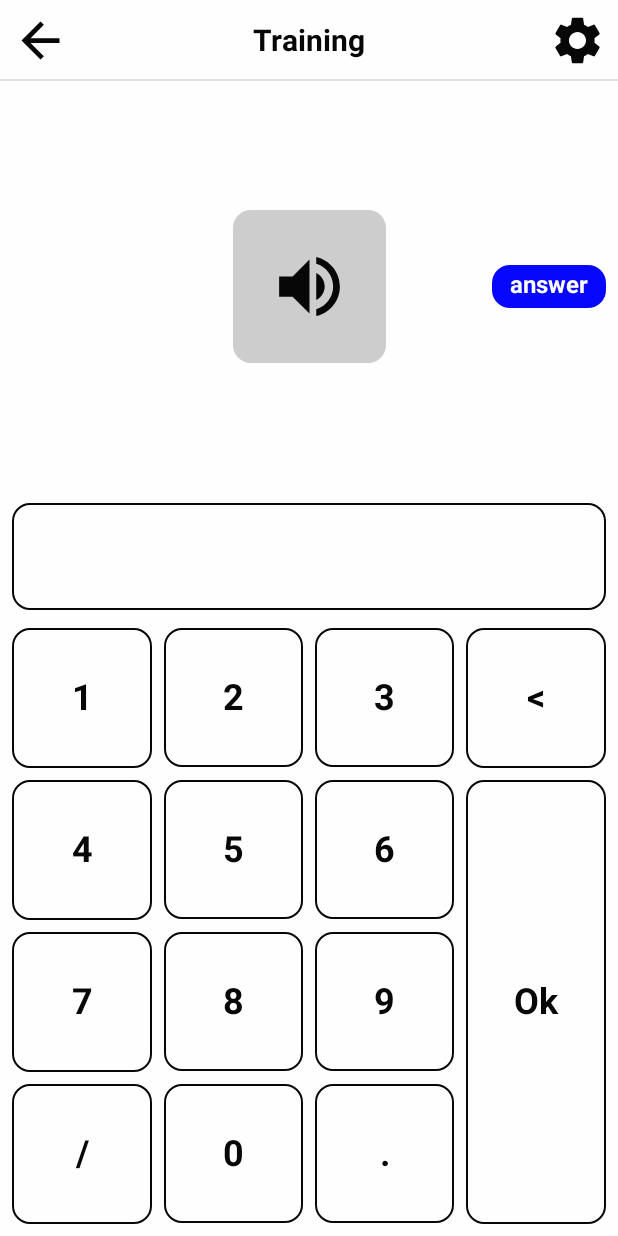
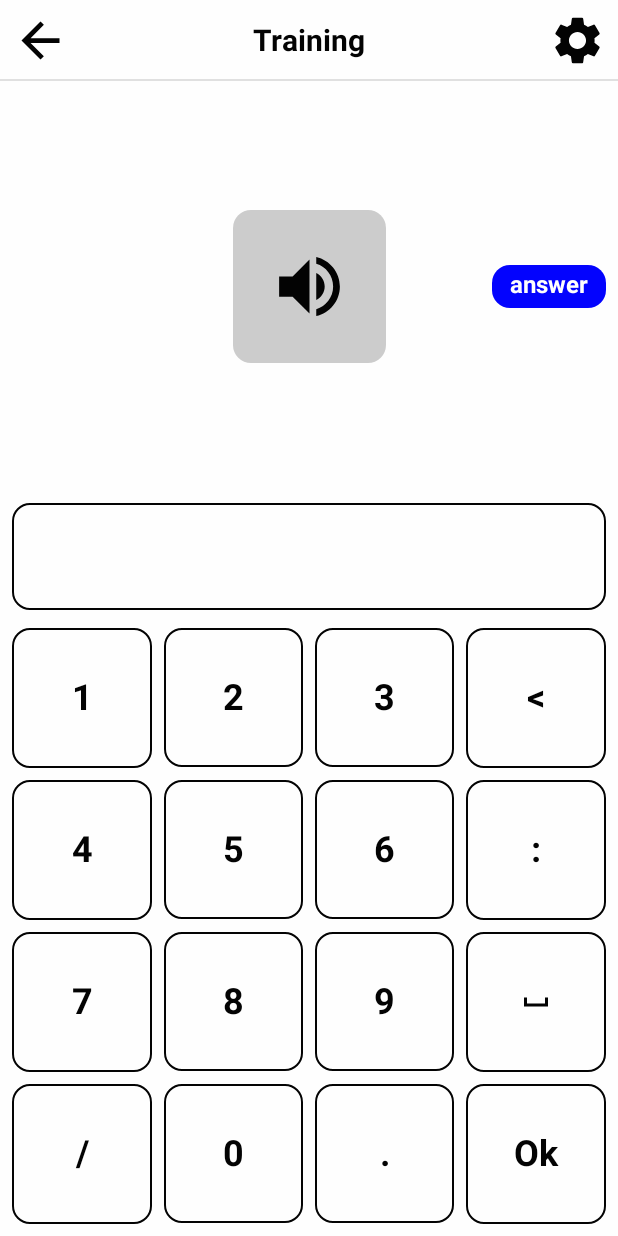
Before and after one commit to agaDeonix/number_listenup, an Android app built with Jetpack Compose: the TrainingScreen screen opened through its navigation route, after a tap on "answer", on a phone screen of 412 x 824 dp. Run offline under Robolectric (Android 15) with nearby library versions, the phone set to English and light mode, and no system bars; libraries missing offline, so code that uses them is left out: net.gotev.speech; 2 statements that could not run were skipped.

Commit message:
reworked speaking text generationg; added time number variant; remove challenge and leaderboard buttons;

```diff
--- a/app/src/main/java/com/pinkunicorp/voicenumbers/data/model/NumberVariantState.kt
+++ b/app/src/main/java/com/pinkunicorp/voicenumbers/data/model/NumberVariantState.kt
@@ -7,5 +7,5 @@ enum class NumberType {
     ORDINAL,
     RATIONAL,
     FRACTION,
-    DATE
+    TIME
 }
--- a/app/src/main/java/com/pinkunicorp/voicenumbers/ui/elements/NumbersKeyboard.kt
+++ b/app/src/main/java/com/pinkunicorp/voicenumbers/ui/elements/NumbersKeyboard.kt
@@ -1,5 +1,7 @@
 package com.pinkunicorp.voicenumbers.ui.elements
 
+import androidx.annotation.DrawableRes
+import androidx.compose.foundation.Image
 import androidx.compose.foundation.background
 import androidx.compose.foundation.border
 import androidx.compose.foundation.clickable
@@ -10,11 +12,14 @@ import androidx.compose.runtime.Composable
 import androidx.compose.ui.Alignment
 import androidx.compose.ui.Modifier
 import androidx.compose.ui.graphics.Color
+import androidx.compose.ui.graphics.vector.ImageVector
+import androidx.compose.ui.res.vectorResource
 import androidx.compose.ui.text.TextStyle
 import androidx.compose.ui.text.font.FontWeight
 import androidx.compose.ui.tooling.preview.Preview
 import androidx.compose.ui.unit.dp
 import androidx.compose.ui.unit.sp
+import com.pinkunicorp.voicenumbers.R
 
 sealed class Key {
     data class Number(val value: Int) : Key()
@@ -22,6 +27,8 @@ sealed class Key {
     object Slash : Key()
     object Done : Key()
     object Dot : Key()
+    object Colon : Key()
+    object Space : Key()
 }
 
 @Composable
@@ -94,6 +101,20 @@ fun NumbersKeyboard(modifier: Modifier = Modifier, onNumberClick: (Key) -> Unit)
             )
             NumbersKeyboardTextButton(
                 modifier = Modifier
+                    .aspectRatio(1f)
+                    .padding(4.dp),
+                text = ":",
+                onClick = { onNumberClick(Key.Colon) }
+            )
+            NumbersKeyboardImageButton(
+                modifier = Modifier
+                    .aspectRatio(1f)
+                    .padding(4.dp),
+                imageId = R.drawable.ic_empty_space,
+                onClick = { onNumberClick(Key.Space) }
+            )
+            NumbersKeyboardTextButton(
+                modifier = Modifier
                     .weight(1f)
                     .fillMaxWidth()
                     .padding(4.dp),
@@ -123,6 +144,21 @@ fun NumbersKeyboardTextButton(modifier: Modifier = Modifier, text: String, onCli
     }
 }
 
+@Composable
+fun NumbersKeyboardImageButton(modifier: Modifier = Modifier, @DrawableRes imageId: Int, onClick: () -> Unit) {
+    Box(
+        modifier = modifier
+            .clickable { onClick() }
+            .border(width = 1.dp, color = Color.Black, shape = RoundedCornerShape(12.dp)),
+        contentAlignment = Alignment.Center
+    ) {
+        Image(
+            imageVector = ImageVector.vectorResource(id = imageId),
+            contentDescription = ""
+        )
+    }
+}
+
 @Preview
 @Composable
 fun NumbersKeyboardsPreview() {
--- a/app/src/main/java/com/pinkunicorp/voicenumbers/ui/screens/home/Home.kt
+++ b/app/src/main/java/com/pinkunicorp/voicenumbers/ui/screens/home/Home.kt
@@ -91,50 +91,17 @@ fun HomeContent(state: HomeState, onTrainingNavigation: () -> Unit) {
             Button(
                 modifier = Modifier
                     .fillMaxWidth(),
-                onClick = { /*TODO*/ },
-                enabled = false
+                onClick = { onTrainingNavigation() }
             ) {
                 Text(
                     modifier = Modifier.padding(horizontal = 20.dp),
-                    text = stringResource(id = R.string.home_challenge),
+                    text = stringResource(id = R.string.home_start),
                     style = TextStyle(
                         fontSize = 20.sp,
                         fontWeight = FontWeight.Medium
                     )
                 )
             }
-            Spacer(modifier = Modifier.height(20.dp))
-            Button(
-                modifier = Modifier
-                    .fillMaxWidth(),
-                onClick = { onTrainingNavigation() }
-            ) {
-                Text(
-                    modifier = Modifier.padding(horizontal = 20.dp),
-                    text = stringResource(id = R.string.home_training),
-                    style = TextStyle(
-                        fontSize = 20.sp,
-                        fontWeight = FontWeight.Medium
-                    )
-                )
-            }
-            Spacer(modifier = Modifier.height(20.dp))
-            Button(
-                modifier = Modifier
-                    .fillMaxWidth(),
-                onClick = { /*TODO*/ },
-                enabled = false
-            ) {
-                Text(
-                    modifier = Modifier.padding(horizontal = 20.dp),
-                    text = stringResource(id = R.string.home_leaderboard),
-                    style = TextStyle(
-                        fontSize = 20.sp,
-                        fontWeight = FontWeight.Medium
-                    )
-                )
-            }
-            Spacer(modifier = Modifier.height(100.dp))
 
         }
     }
--- a/app/src/main/java/com/pinkunicorp/voicenumbers/ui/screens/settings/Settings.kt
+++ b/app/src/main/java/com/pinkunicorp/voicenumbers/ui/screens/settings/Settings.kt
@@ -138,7 +138,7 @@ private fun getNumberVariantNameId(type: NumberType): Int {
         NumberType.ORDINAL -> R.string.settings_number_ordinal_title
         NumberType.RATIONAL -> R.string.settings_number_rational_title
         NumberType.FRACTION -> R.string.settings_number_fraction_title
-        NumberType.DATE -> R.string.settings_number_date_title
+        NumberType.TIME -> R.string.settings_number_time_title
     }
 }
 
@@ -148,7 +148,7 @@ private fun getNumberVariantDescId(type: NumberType): Int {
         NumberType.ORDINAL -> R.string.settings_number_ordinal_desc
         NumberType.RATIONAL -> R.string.settings_number_rational_desc
         NumberType.FRACTION -> R.string.settings_number_fraction_desc
-        NumberType.DATE -> R.string.settings_number_date_desc
+        NumberType.TIME -> R.string.settings_number_time_desc
     }
 }
 
--- a/app/src/main/java/com/pinkunicorp/voicenumbers/ui/screens/training/TrainingViewModel.kt
+++ b/app/src/main/java/com/pinkunicorp/voicenumbers/ui/screens/training/TrainingViewModel.kt
@@ -7,7 +7,8 @@ import com.pinkunicorp.voicenumbers.data.model.NumberType
 import com.pinkunicorp.voicenumbers.data.model.NumberVariantState
 import com.pinkunicorp.voicenumbers.data.repository.SettingsRepository
 import com.pinkunicorp.voicenumbers.extentions.toOrdinalNumberString
-import com.pinkunicorp.voicenumbers.extentions.toRationalString
+import com.pinkunicorp.voicenumbers.extentions.toRationalAndString
+import com.pinkunicorp.voicenumbers.extentions.toRationalPointString
 import com.pinkunicorp.voicenumbers.extentions.toWholeNumberString
 import com.pinkunicorp.voicenumbers.ui.elements.Key
 import kotlinx.coroutines.delay
@@ -37,33 +38,88 @@ sealed class TrainingFieldState {
 
 class TrainingViewModel(private val settingsRepository: SettingsRepository) : ViewModel() {
 
-    sealed class TrainingNumber(val type: NumberType) {
-        data class WholeNumber(val number: Long) : TrainingNumber(NumberType.WHOLE) {
+    sealed class TrainingNumber {
+        data class WholeNumber(val number: Long) : TrainingNumber() {
             override fun getTrainingValue() = number.toWholeNumberString()
             override fun getCorrectValue() = number.toString()
         }
 
-        data class OrdinalNumber(val number: Long) : TrainingNumber(NumberType.ORDINAL) {
+        data class OrdinalNumber(val number: Long) : TrainingNumber() {
             override fun getTrainingValue() = number.toOrdinalNumberString()
             override fun getCorrectValue() = number.toString()
         }
 
-        data class RationalNumber(val number: Float) : TrainingNumber(NumberType.RATIONAL) {
-            override fun getTrainingValue() = number.toRationalString()
+        data class RationalNumber(val number: Float) : TrainingNumber() {
+            override fun getTrainingValue() = when ((0..1).random()) {
+                0 -> number.toRationalAndString()
+                else -> number.toRationalPointString()
+            }
+
             override fun getCorrectValue() = number.toString()
         }
 
-        data class FractionNumber(val numerator: Long, val denominator: Long) :
-            TrainingNumber(NumberType.FRACTION) {
-            override fun getTrainingValue() =
-                numerator.toWholeNumberString() + " " + denominator.toOrdinalNumberString()
+        data class FractionNumber(val whole: Long, val numerator: Long, val denominator: Long) :
+            TrainingNumber() {
+            override fun getTrainingValue(): String {
+                var result = ""
+                if (whole > 0L) {
+                    result = whole.toWholeNumberString() + " and "
+                }
+                if (numerator == 1L) {
+                    result += when (denominator) {
+                        2L -> "a half"
+                        4L -> "a quarter"
+                        else -> "a " + denominator.toOrdinalNumberString()
+                    }
+                } else {
+                    result += numerator.toWholeNumberString() + " " + denominator.toOrdinalNumberString()
+                }
+                return result
+            }
 
-            override fun getCorrectValue() = "$numerator/$denominator"
+            override fun getCorrectValue() = "$whole $numerator/$denominator"
         }
 
-        data class DateNumber(val date: Long) : TrainingNumber(NumberType.DATE) {
-            override fun getTrainingValue() = date.toString()//FIXME need rework
-            override fun getCorrectValue() = date.toString()
+        data class TimeNumber(val hour: Long, val minute: Long) : TrainingNumber() {
+            override fun getTrainingValue() = getTimeTrainingValue(hour, minute)
+
+            private fun getTimeTrainingValue(hour: Long, minute: Long): String {
+                if (minute == 0L) {
+                    return hour.toWholeNumberString() + " hundred" + " hours"
+                } else {
+                    if (minute < 30) {
+                        if (minute == 15L) {
+                            return "quarter past " + hour.toWholeNumberString()
+                        } else {
+                            if (minute == 1L) {
+                                return "one minute past " + hour.toWholeNumberString()
+                            } else if (minute <= 5L) {
+                                return minute.toWholeNumberString() + " minutes past " + hour.toWholeNumberString()
+                            }
+                            return minute.toWholeNumberString() + " past " + hour.toWholeNumberString()
+                        }
+                    } else if (minute > 30L) {
+                        if (minute == 45L) {
+                            return "quarter to " + (hour + 1).toWholeNumberString()
+                        } else {
+                            if (minute == 59L) {
+                                return "one minute to " + (hour + 1).toWholeNumberString()
+                            } else if (minute >= 55L) {
+                                return (60 - minute).toWholeNumberString() + " minutes to " + (hour + 1).toWholeNumberString()
+                            }
+                            return (60 - minute).toWholeNumberString() + " to " + (hour + 1).toWholeNumberString()
+                        }
+                    } else {
+                        return "half past " + hour.toWholeNumberString()
+                    }
+                }
+            }
+
+            override fun getCorrectValue(): String {
+                val hourString = if (hour < 10) "0$hour" else hour.toString()
+                val minuteString = if (minute < 10) "0$minute" else minute.toString()
+                return "$hourString:$minuteString"
+            }
         }
 
         abstract fun getTrainingValue(): String
@@ -121,10 +177,11 @@ class TrainingViewModel(private val settingsRepository: SettingsRepository) : Vi
             NumberType.ORDINAL -> TrainingNumber.OrdinalNumber(generateLong())
             NumberType.RATIONAL -> TrainingNumber.RationalNumber(generateFloat())
             NumberType.FRACTION -> TrainingNumber.FractionNumber(
+                (0L..999L).random(),
                 (1L..999L).random(),
                 (1L..999L).random()
             )
-            NumberType.DATE -> TrainingNumber.DateNumber((1L..9999L).random())
+            NumberType.TIME -> TrainingNumber.TimeNumber((0L..23L).random(), (0L..59L).random())
         }
 
     }
@@ -222,7 +279,9 @@ class TrainingViewModel(private val settingsRepository: SettingsRepository) : Vi
                     it.copy(
                         currentNumber = "",
                         fieldState = TrainingFieldState.Normal,
-                        events = it.events + TrainingEvent.PlayNumber(targetNumber?.getTrainingValue() ?: "")
+                        events = it.events + TrainingEvent.PlayNumber(
+                            targetNumber?.getTrainingValue() ?: ""
+                        )
                     )
                 }
             }
@@ -242,7 +301,9 @@ class TrainingViewModel(private val settingsRepository: SettingsRepository) : Vi
                 it.copy(
                     currentNumber = "",
                     fieldState = TrainingFieldState.Normal,
-                    events = it.events + TrainingEvent.PlayNumber(targetNumber?.getTrainingValue() ?: "")
+                    events = it.events + TrainingEvent.PlayNumber(
+                        targetNumber?.getTrainingValue() ?: ""
+                    )
                 )
             }
         }
--- /dev/null
+++ b/app/src/main/res/drawable/ic_empty_space.xml
@@ -0,0 +1,5 @@
+<vector android:height="24dp" android:tint="#000000"
+    android:viewportHeight="24" android:viewportWidth="24"
+    android:width="24dp" xmlns:android="http://schemas.android.com/apk/res/android">
+    <path android:fillColor="@android:color/white" android:pathData="M18,9v4H6V9H4v6h16V9z"/>
+</vector>
--- a/app/src/main/res/values/strings.xml
+++ b/app/src/main/res/values/strings.xml
@@ -3,9 +3,7 @@
 
     <string name="home_app_name">Numbers Lintening App</string>
     <string name="home_best_score_title">Best Score</string>
-    <string name="home_challenge">Challenge</string>
-    <string name="home_training">Training</string>
-    <string name="home_leaderboard">Leaderboard</string>
+    <string name="home_start">Start</string>
 
     <string name="score_best_score_title">Best score</string>
     <string name="score_current_score_title">Score</string>
@@ -26,8 +24,8 @@
     <string name="settings_number_rational_desc">numerals from 0 to 99 with before four digits after point.</string>
     <string name="settings_number_fraction_title">Fraction numerals</string>
     <string name="settings_number_fraction_desc">numerals from 1 to 999 in numerator and denominator.</string>
-    <string name="settings_number_date_title">Dates</string>
-    <string name="settings_number_date_desc">several types of dates like dates with BC and AD, and common dates like 2000, 1825 etc.</string>
+    <string name="settings_number_time_title">Time</string>
+    <string name="settings_number_time_desc">several variants of time.</string>
     <string name="settings_error_none_selected_types">"None selected types for training "</string>
     <string name="training_answer">answer</string>
 </resources>
--- a/build.gradle
+++ b/build.gradle
@@ -16,7 +16,7 @@ buildscript {
 }
 
 plugins {
-    id 'com.android.application' version '7.3.1' apply false
-    id 'com.android.library' version '7.3.1' apply false
+    id 'com.android.application' version '7.4.0' apply false
+    id 'com.android.library' version '7.4.0' apply false
     id 'org.jetbrains.kotlin.android' version '1.6.10' apply false
 }
```
Also changed, not shown: app/src/main/java/com/pinkunicorp/voicenumbers/extentions/FLoat.kt (+13 -2 lines), app/src/main/java/com/pinkunicorp/voicenumbers/extentions/Long.kt (+98 -194 lines), gradle/wrapper/gradle-wrapper.properties.
